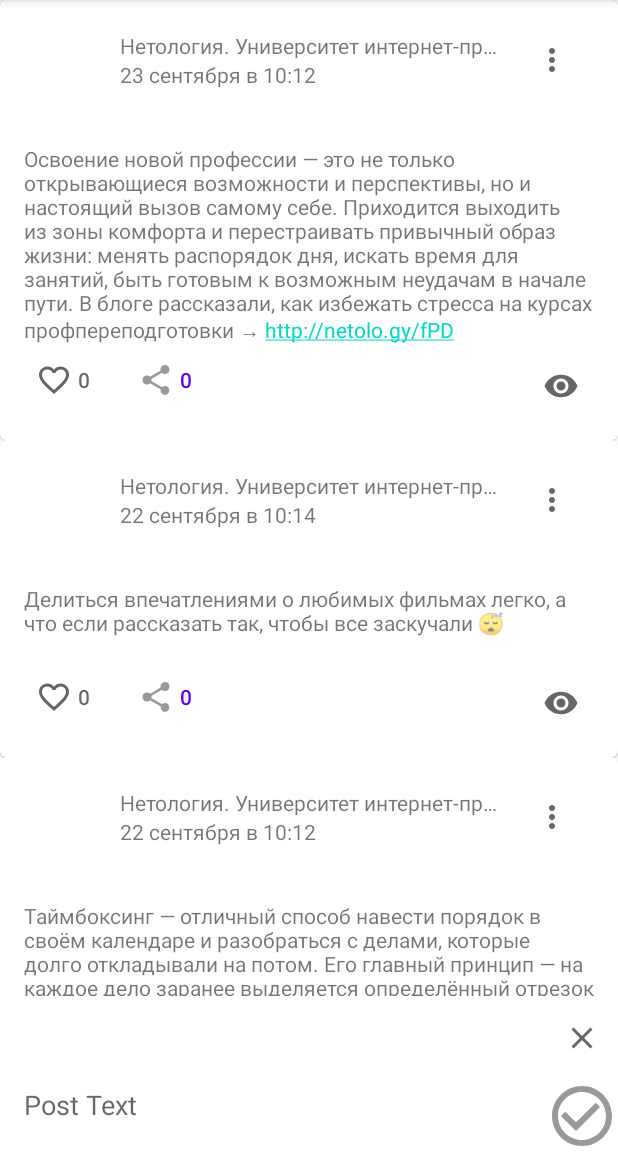
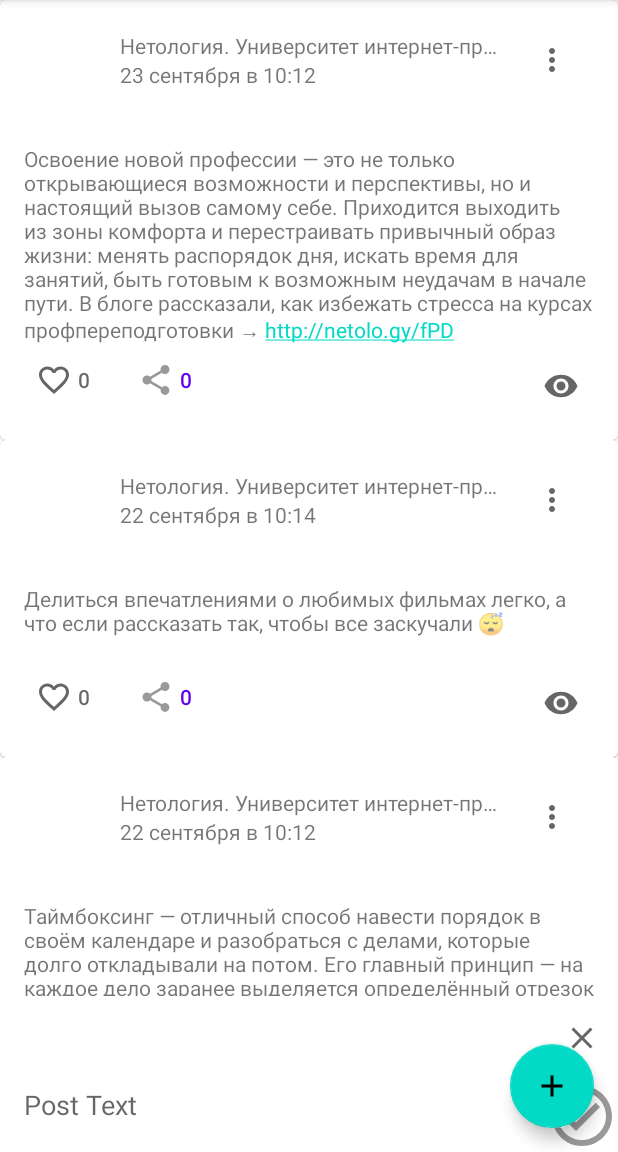
Before and after one commit to IvanKlim1/HomeworkAndroid, an Android app: the screen it shows after launch (MainActivity), on a phone screen of 412 x 824 dp, the part 84-1236 px from its top. Run offline under Robolectric (Android 15) with nearby library versions, the phone set to English and light mode, and no system bars.

Commit message:
Add file

```diff
--- /dev/null
+++ b/app/src/main/res/drawable/ic_add_24dp.xml
@@ -0,0 +1,5 @@
+<vector android:height="24dp" android:tint="#FFFFFF"
+    android:viewportHeight="24" android:viewportWidth="24"
+    android:width="24dp" xmlns:android="http://schemas.android.com/apk/res/android">
+    <path android:fillColor="@android:color/white" android:pathData="M19,13h-6v6h-2v-6H5v-2h6V5h2v6h6v2z"/>
+</vector>
--- /dev/null
+++ b/app/src/main/res/drawable/ic_ok_24dp.xml
@@ -0,0 +1,5 @@
+<vector android:height="24dp" android:tint="#FFFFFF"
+    android:viewportHeight="24" android:viewportWidth="24"
+    android:width="24dp" xmlns:android="http://schemas.android.com/apk/res/android">
+    <path android:fillColor="@android:color/white" android:pathData="M9,16.17L4.83,12l-1.42,1.41L9,19 21,7l-1.41,-1.41z"/>
+</vector>
--- a/app/src/main/res/layout/activity_main.xml
+++ b/app/src/main/res/layout/activity_main.xml
@@ -77,5 +77,16 @@
         app:layout_constraintTop_toTopOf="@id/barrierClear"
         app:srcCompat="@drawable/ic_baseline_clear_24"
         tools:ignore="VectorDrawableCompat" />
+    <com.google.android.material.floatingactionbutton.FloatingActionButton
+        android:id="@+id/fab"
+        android:layout_width="wrap_content"
+        android:layout_height="wrap_content"
+        android:layout_margin="@dimen/fab_margin"
+        android:clickable="true"
+        app:layout_constraintBottom_toBottomOf="parent"
+        app:layout_constraintEnd_toEndOf="parent"
+        app:srcCompat="@drawable/ic_add_24dp"
+        tools:ignore="VectorDrawableCompat"
+        android:contentDescription="@string/add_post" />
 
 </androidx.constraintlayout.widget.ConstraintLayout>
--- a/app/src/main/res/values/strings.xml
+++ b/app/src/main/res/values/strings.xml
@@ -9,4 +9,7 @@
     <string name="post_text">Post Text</string>
     <string name="menu_edit">Edit</string>
     <string name="error_empty_content">Content can\'t be empty</string>
+    <string name="chooser_share_post">Share post</string>
+    <string name="add_post">Add post</string>
+    <string name="save">Save</string>
 </resources>
--- a/build.gradle
+++ b/build.gradle
@@ -1,6 +1,6 @@
 // Top-level build file where you can add configuration options common to all sub-projects/modules.
 buildscript {
-    ext.kotlin_version = "1.5.0"
+    ext.kotlin_version = '1.5.21'
     repositories {
         google()
         mavenCentral()
```
Also changed, not shown: app/build.gradle (+6 -6 lines), app/src/main/AndroidManifest.xml (+11 -1 lines), app/src/main/java/ru/netology/nmedia/activity/IntentHandlerActivity.kt (added, +34 -0 lines), app/src/main/java/ru/netology/nmedia/activity/MainActivity.kt (+23 -4 lines), app/src/main/java/ru/netology/nmedia/activity/NewPostActivity.kt (added, +27 -0 lines), app/src/main/java/ru/netology/nmedia/activity/NewPostResultContract.kt (added, +19 -0 lines), app/src/main/java/ru/netology/nmedia/adapter/PostsAdapter.kt (+4 -4 lines), app/src/main/res/layout/activity_intent_handler.xml (added, +9 -0 lines), app/src/main/res/layout/activity_new_post.xml (added, +35 -0 lines), 1 other file.
